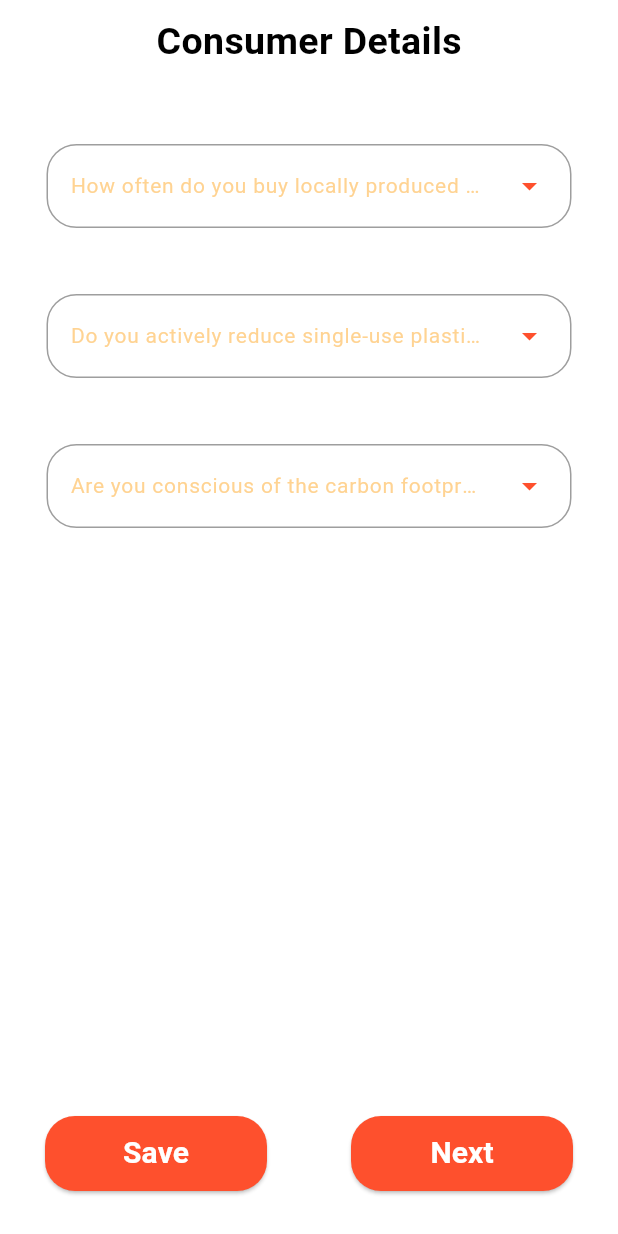
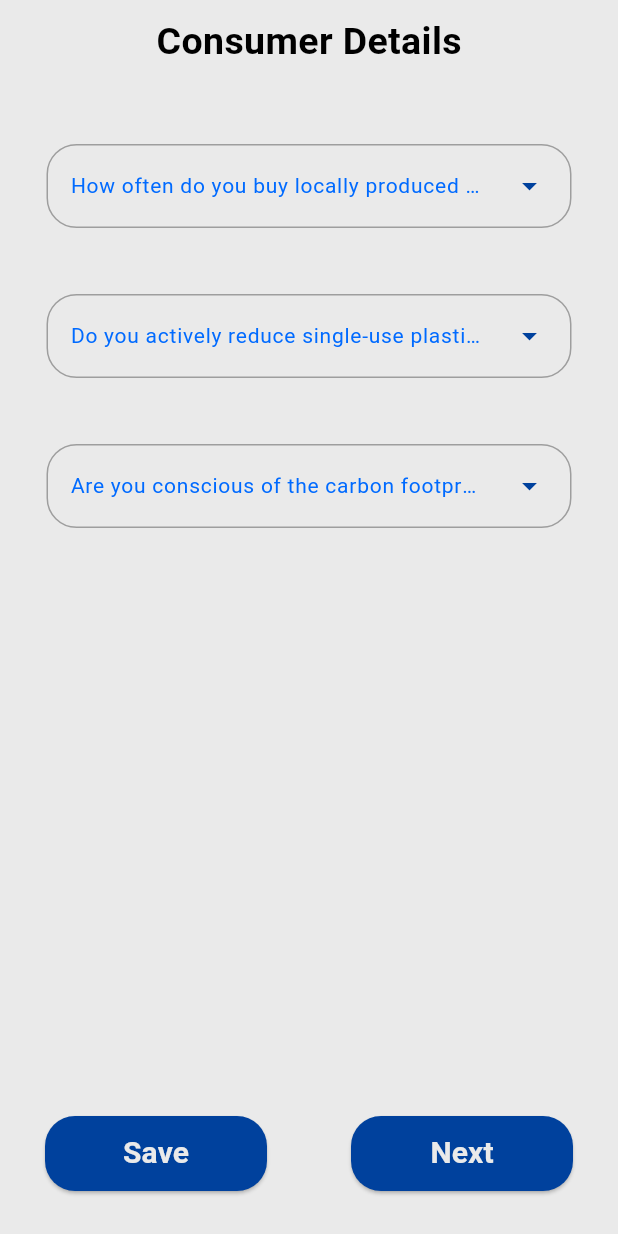
Before and after one commit to Karthik1772/Form_app, a Flutter app: the Customer screen opened by its route, on a phone screen of 412 x 824 dp. Run offline on Flutter 3.47's test engine with Material 3 defaults, Android fonts, the light colour scheme and no system bars; our stand-ins replace google_fonts.

Commit message:
fixing ui

```diff
--- a/lib/core/common/custom_drop.dart
+++ b/lib/core/common/custom_drop.dart
@@ -135,7 +135,7 @@ class _CustomDropDownState extends State<CustomDropDown> {
                   ),
                   inputDecorationTheme: InputDecorationTheme(
                     hintStyle: GoogleFonts.varelaRound(
-                      color: widget.textColor.withOpacity(0.5),
+                      color: widget.textColor,
                       fontSize: widget.fontSize,
                     ),
                     border: OutlineInputBorder(
@@ -159,7 +159,7 @@ class _CustomDropDownState extends State<CustomDropDown> {
                     focusedBorder: OutlineInputBorder(
                       borderSide: BorderSide(
                         color: widget.focusedBorderColor,
-                        width: 2,
+                        width: 20,
                       ),
                       borderRadius: BorderRadius.circular(20),
                     ),
--- a/lib/core/themes/app_colors.dart
+++ b/lib/core/themes/app_colors.dart
@@ -1,12 +1,10 @@
 import 'package:flutter/material.dart';
 
 class AppColors {
-  static const Color Lightorange = Color(0xFFFFA725);
-  static const Color orange = Color(0xFFFE502D);
-  static const Color white = Colors.white;
+  static const Color orange = Color.fromARGB(255, 0, 65, 157);
+  static const Color Lightorange = Color.fromARGB(255, 0, 106, 255);
+  static const Color white = Color(0xffEAEAEA);
   static const Color black = Colors.black;
-  static final Color darkGrey = Colors.grey.shade600;
-  static final Color lightGrey = Colors.grey.shade300;
   static const Color transperent = Colors.transparent;
   static const Color red = Colors.red;
 }
--- a/lib/core/themes/app_theme.dart
+++ b/lib/core/themes/app_theme.dart
@@ -29,7 +29,6 @@ class AppTheme {
       //_____________________________________TEXT_FIELD
       suffixIconColor: AppColors.orange,
       prefixIconColor: AppColors.orange,
-      hintStyle: GoogleFonts.poppins(color: AppColors.darkGrey),
       errorBorder: _borderTheme(AppColors.red, 2),
       focusedBorder: _borderTheme(AppColors.orange, 2),
       enabledBorder: _borderTheme(),
```
